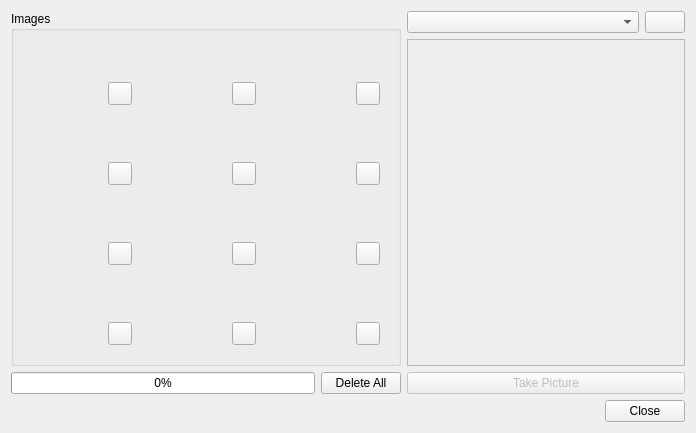
Qt form ui/capture.ui (iTranscend/xRecog) before a commit.
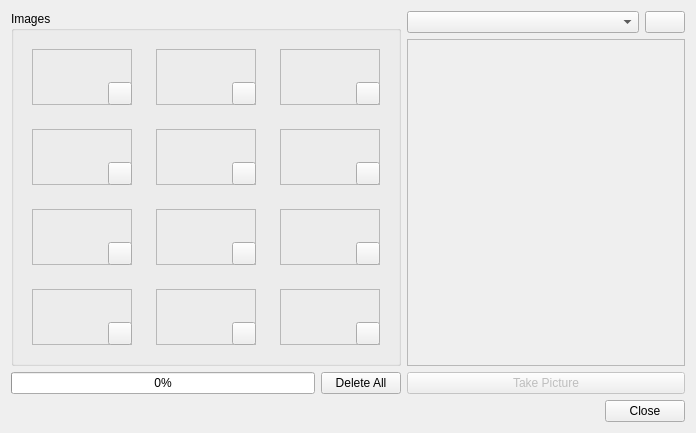
The same form after that commit. Icons and pictures are not drawn.

Commit message: Add frame to grid images

```diff
--- a/ui/capture.ui
+++ b/ui/capture.ui
@@ -68,6 +68,12 @@
                  <height>56</height>
                 </size>
                </property>
+               <property name="frameShape">
+                <enum>QFrame::StyledPanel</enum>
+               </property>
+               <property name="frameShadow">
+                <enum>QFrame::Sunken</enum>
+               </property>
                <property name="text">
                 <string/>
                </property>
@@ -116,8 +122,11 @@
                  <height>56</height>
                 </size>
                </property>
-               <property name="styleSheet">
-                <string notr="true"/>
+               <property name="frameShape">
+                <enum>QFrame::StyledPanel</enum>
+               </property>
+               <property name="frameShadow">
+                <enum>QFrame::Sunken</enum>
                </property>
                <property name="text">
                 <string/>
@@ -167,6 +176,12 @@
                  <height>56</height>
                 </size>
                </property>
+               <property name="frameShape">
+                <enum>QFrame::StyledPanel</enum>
+               </property>
+               <property name="frameShadow">
+                <enum>QFrame::Sunken</enum>
+               </property>
                <property name="text">
                 <string/>
                </property>
@@ -215,6 +230,12 @@
                  <height>56</height>
                 </size>
                </property>
+               <property name="frameShape">
+                <enum>QFrame::StyledPanel</enum>
+               </property>
+               <property name="frameShadow">
+                <enum>QFrame::Sunken</enum>
+               </property>
                <property name="text">
                 <string/>
                </property>
@@ -263,6 +284,12 @@
                  <height>56</height>
                 </size>
                </property>
+               <property name="frameShape">
+                <enum>QFrame::StyledPanel</enum>
+               </property>
+               <property name="frameShadow">
+                <enum>QFrame::Sunken</enum>
+               </property>
                <property name="text">
                 <string/>
                </property>
@@ -311,6 +338,12 @@
                  <height>56</height>
                 </size>
                </property>
+               <property name="frameShape">
+                <enum>QFrame::StyledPanel</enum>
+               </property>
+               <property name="frameShadow">
+                <enum>QFrame::Sunken</enum>
+               </property>
                <property name="text">
                 <string/>
                </property>
@@ -359,6 +392,12 @@
                  <height>56</height>
                 </size>
                </property>
+               <property name="frameShape">
+                <enum>QFrame::StyledPanel</enum>
+               </property>
+               <property name="frameShadow">
+                <enum>QFrame::Sunken</enum>
+               </property>
                <property name="text">
                 <string/>
                </property>
@@ -407,6 +446,12 @@
                  <height>56</height>
                 </size>
                </property>
+               <property name="frameShape">
+                <enum>QFrame::StyledPanel</enum>
+               </property>
+               <property name="frameShadow">
+                <enum>QFrame::Sunken</enum>
+               </property>
                <property name="text">
                 <string/>
                </property>
@@ -455,6 +500,12 @@
                  <height>56</height>
                 </size>
                </property>
+               <property name="frameShape">
+                <enum>QFrame::StyledPanel</enum>
+               </property>
+               <property name="frameShadow">
+                <enum>QFrame::Sunken</enum>
+               </property>
                <property name="text">
                 <string/>
                </property>
@@ -503,6 +554,12 @@
                  <height>56</height>
                 </size>
                </property>
+               <property name="frameShape">
+                <enum>QFrame::StyledPanel</enum>
+               </property>
+               <property name="frameShadow">
+                <enum>QFrame::Sunken</enum>
+               </property>
                <property name="text">
                 <string/>
                </property>
@@ -551,6 +608,12 @@
                  <height>56</height>
                 </size>
                </property>
+               <property name="frameShape">
+                <enum>QFrame::StyledPanel</enum>
+               </property>
+               <property name="frameShadow">
+                <enum>QFrame::Sunken</enum>
+               </property>
                <property name="text">
                 <string/>
                </property>
@@ -599,6 +662,12 @@
                  <height>56</height>
                 </size>
                </property>
+               <property name="frameShape">
+                <enum>QFrame::StyledPanel</enum>
+               </property>
+               <property name="frameShadow">
+                <enum>QFrame::Sunken</enum>
+               </property>
                <property name="text">
                 <string/>
                </property>
```
